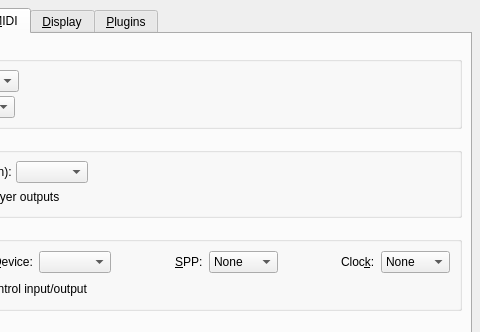
Above: src/qtractorOptionsForm.ui from rncbc/qtractor before the change; both pictures show x 150 to 630 and y 0 to 332 of the 630 by 525 pixel window. Below: the same form after it.
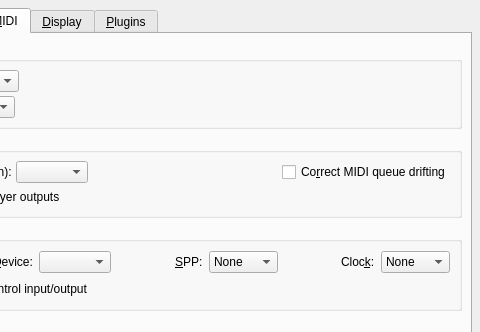
That is the form after the change. The open tabs and pages were chosen to show the change. Icons and pictures are not drawn.

Commit message: - Audio frame/MIDI time drift correction is now an option on   View/Options.../MIDI/Playback/Correct MIDI queue drifting.

Patch:
```diff
--- a/src/qtractorOptionsForm.ui
+++ b/src/qtractorOptionsForm.ui
@@ -1502,6 +1502,25 @@
             </property>
            </spacer>
           </item>
+          <item row="0" column="3">
+           <widget class="QCheckBox" name="MidiDriftCorrectCheckBox">
+            <property name="font">
+             <font>
+              <weight>50</weight>
+              <bold>false</bold>
+             </font>
+            </property>
+            <property name="toolTip">
+             <string>Whether to correct MIDI queue drifting</string>
+            </property>
+            <property name="text">
+             <string>Co&amp;rrect MIDI queue drifting</string>
+            </property>
+            <property name="shortcut">
+             <string>Alt+R</string>
+            </property>
+           </widget>
+          </item>
           <item row="1" column="0" colspan="4">
            <widget class="QCheckBox" name="MidiPlayerBusCheckBox">
             <property name="font">
```
Left out of the diff: 1 changed line with no effect on the pictures. The commit also changes 10 other files.
